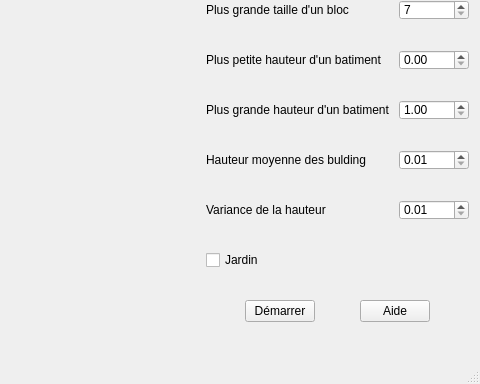
Before: the Qt Designer form mainwindow.ui in haxelion/CityGenerator, drawn with Qt 5; both pictures show x 311 to 791 and y 185 to 569 of the 791 by 569 pixel window.
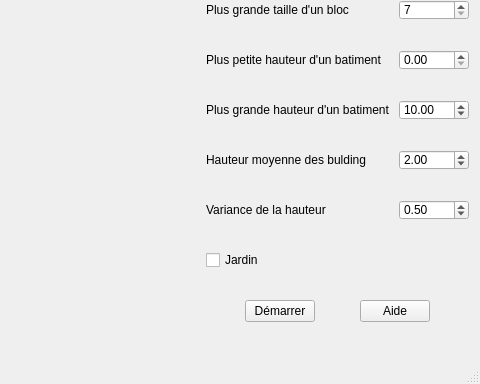
After: the same form once the commit is applied. Custom widgets are drawn as their Qt base class.

Patch:
```diff
--- a/mainwindow.ui
+++ b/mainwindow.ui
@@ -293,6 +293,9 @@
           <property name="maximum">
            <double>200000000.000000000000000</double>
           </property>
+          <property name="value">
+           <double>10.000000000000000</double>
+          </property>
          </widget>
         </item>
        </layout>
@@ -335,6 +338,9 @@
           <property name="maximum">
            <double>1000.000000000000000</double>
           </property>
+          <property name="value">
+           <double>2.000000000000000</double>
+          </property>
          </widget>
         </item>
        </layout>
@@ -371,6 +377,9 @@
           <property name="maximum">
            <double>1000.000000000000000</double>
           </property>
+          <property name="value">
+           <double>0.500000000000000</double>
+          </property>
          </widget>
         </item>
        </layout>
```
